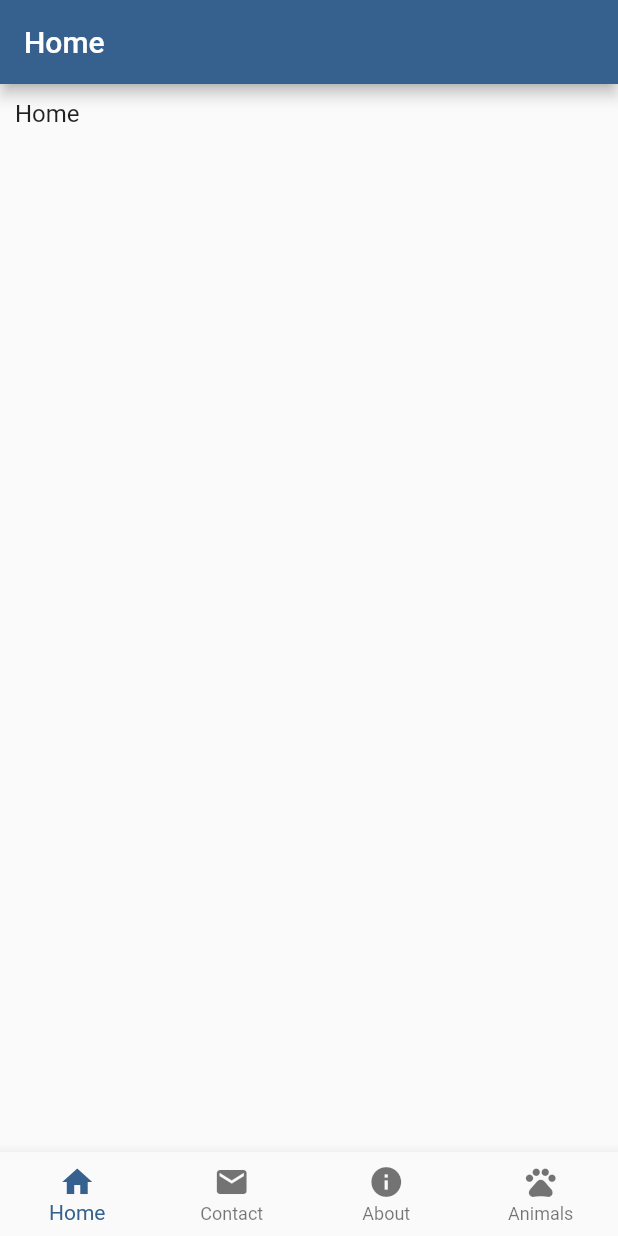
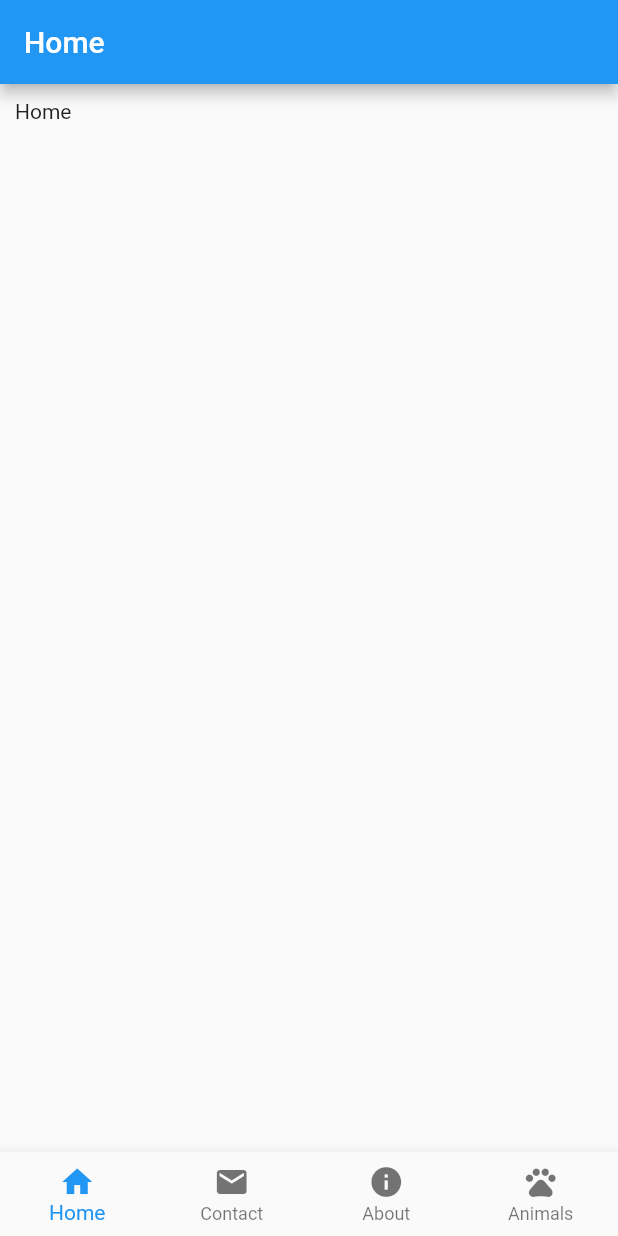
Before and after one commit to CptFlashbang/flutter_2024, a Flutter app: the screen it shows after launch, on a phone screen of 412 x 824 dp. Run offline on Flutter 3.47's test engine with Material 2 defaults, Android fonts, the phone set to English and light mode, and no system bars.

Commit message:
add theme data for light and dark mode

```diff
--- a/lib/main.dart
+++ b/lib/main.dart
@@ -3,7 +3,6 @@ import 'package:flutter_2024/pages/about.dart';
 import 'package:flutter_2024/pages/animal.dart';
 import 'package:flutter_2024/pages/contact.dart';
 import 'package:flutter_2024/pages/home.dart';
-
 
 void main() {
   runApp(const MyApp());
@@ -18,12 +17,11 @@ class MyApp extends StatelessWidget {
     return MaterialApp(
       title: 'Flutter Demo',
       theme: ThemeData(
-        colorScheme: ColorScheme.fromSeed(
-          seedColor: Colors.blue,
+        brightness: Brightness.light,
+        primarySwatch: Colors.blue,
       ),
-        textTheme: const TextTheme(
-          bodyMedium: TextStyle(fontSize: 16.0),
-        ),
+      darkTheme: ThemeData(
+        brightness: Brightness.dark,
       ),
       home: const MyHomePage(title: 'Flutter Demo Home Page'),
       debugShowCheckedModeBanner: false,
@@ -69,8 +67,6 @@ class _MyHomePageState extends State<MyHomePage> {
   }
 }
 
-
-
 class TabNavigationItem {
   final Widget page;
   final String title;
```
Lines whose indentation alone changed are shown as unchanged.
